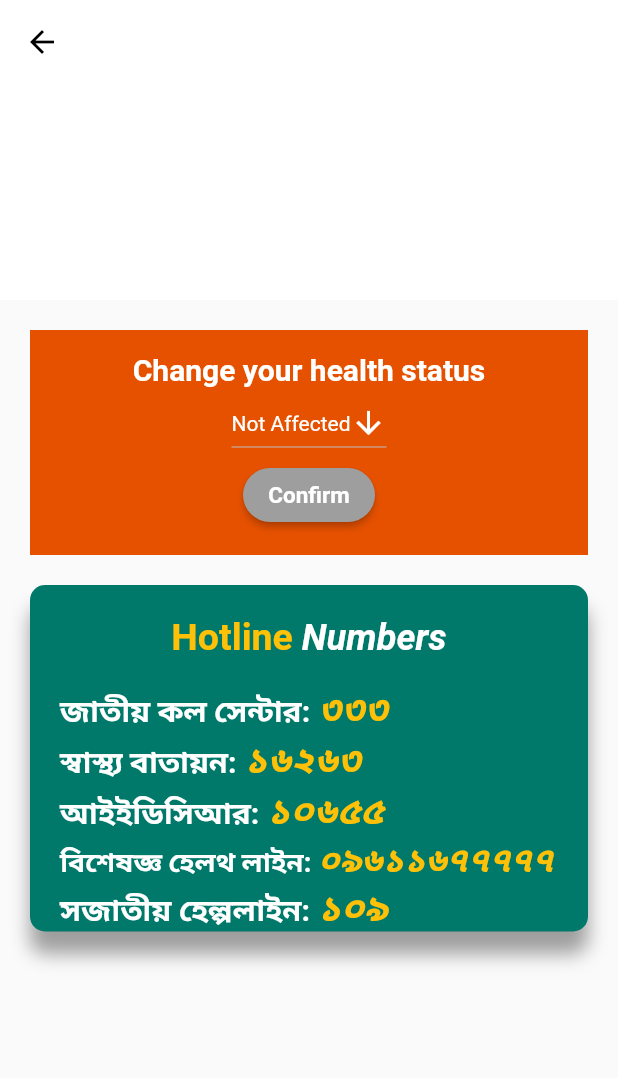
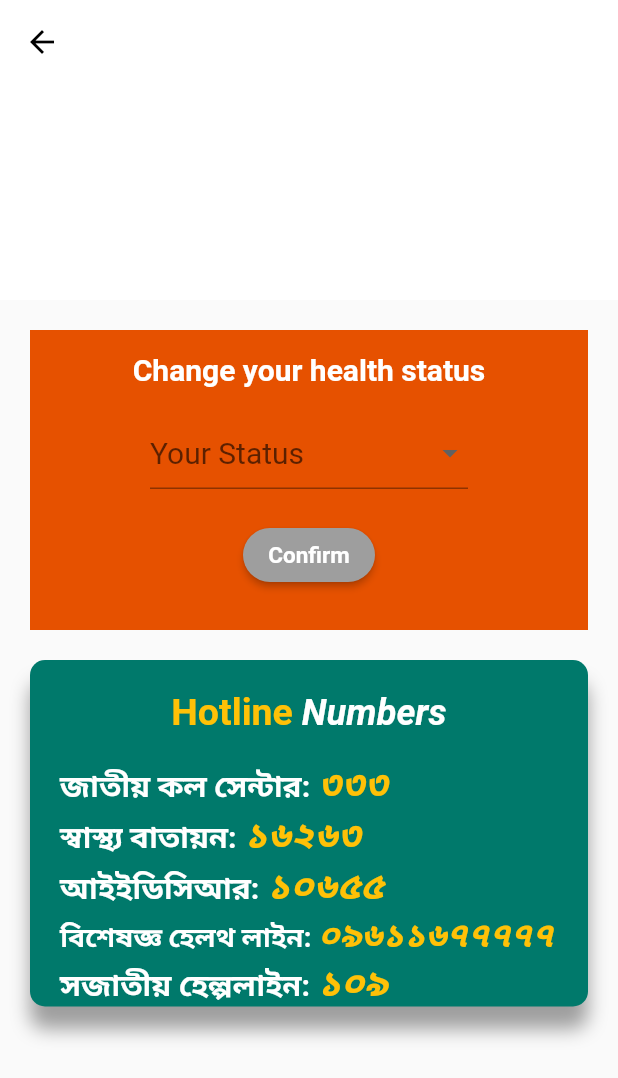
Before and after one commit to Iftiaz-Ahmed/COVID19-MobileApp, a Flutter app: the HomePage screen opened directly, after a tap on "Confirm", on a phone screen of 412 x 824 dp. Shown: the top 1078 px of the screen. Run offline on Flutter 3.47's test engine with Material 2 defaults, Android fonts, the light colour scheme and no system bars; our stand-ins replace curved_navigation_bar, firebase_auth, firebase_messaging, google_maps_flutter, location, shared_preferences and 1 more; missing offline and left inert: mysql1; accounts and stored records are empty.

Commit message:
checks existing user, status changeable from mobile app
Checks the input mobile number already registered in DB or not; if not present, then allows the user to continue with the signup. Sends HTTP request from the app to the server to change the status of the user upon their request from the app.

```diff
--- a/lib/globals.dart
+++ b/lib/globals.dart
@@ -1,3 +1,4 @@
 library my_prj.globals;
 
 int temp;
+int userExist;
--- a/lib/home.dart
+++ b/lib/home.dart
@@ -1,7 +1,10 @@
+import 'dart:convert';
+
 import 'package:flutter/material.dart';
 import 'package:firebase_messaging/firebase_messaging.dart';
 import 'package:shared_preferences/shared_preferences.dart';
 import 'mysql.dart';
+import 'package:http/http.dart' as http;
 
 class HomePage extends StatefulWidget{
   HomePage({Key key}) : super(key: key);
@@ -16,6 +19,7 @@ class _HomepageState extends State<HomePage> {
   String _status = '';
   String _msg = '';
   Color _c;
+  var selectedStatus='';
   var db = new Mysql();
   int _id;
 //  getting status on page initiate
@@ -52,6 +56,29 @@ class _HomepageState extends State<HomePage> {
 
     );
   }
+
+  Future<http.Response> updateStatus(String selectedStatus) async {
+    SharedPreferences prefs = await SharedPreferences.getInstance();
+    int _id = prefs.getInt("userID");
+    int _st = 0;
+    if (selectedStatus == "Affected"){
+      _st = 2;
+    } else{
+      _st = 4;
+    }
+    print("Status in http $_st");
+    return http.post(
+      'http://192.168.1.45:80/covid19/update.php',
+      headers: <String, String>{
+        'Content-Type': 'application/json; charset=UTF-8',
+      },
+      body: jsonEncode(<String, int>{
+        'uStatus': _st,
+        'uid': _id,
+      }),
+    );
+  }
+
 
   Future _getData() async{
     SharedPreferences prefs = await SharedPreferences.getInstance();
@@ -150,7 +177,7 @@ class _HomepageState extends State<HomePage> {
                       Container(
                         margin: const EdgeInsets.only(top: 20.0, left: 20.0, right: 20.0),
                         padding: const EdgeInsets.only(top: 15.0),
-                        height: 150.0,
+                        height: 200.0,
                         width: 400.0,
                         color: Colors.orange[900],
                         child: Column(
@@ -160,11 +187,49 @@ class _HomepageState extends State<HomePage> {
                               style: TextStyle(fontSize: 20.0, color: Colors.white, fontWeight: FontWeight.bold),
                             ),
 
-                            MyStatefulWidget(),
+                            Padding(
+                              padding: EdgeInsets.only(left: 80, right: 80, top: 20, bottom: 20),
+                              child: DropdownButtonFormField(
+                                hint: Text('Your Status'),
+                                onChanged: (value){
+                                  setState(() {
+                                    selectedStatus = value;
+                                  });
+                                },
+                                value:null,
+                                items:[
+                                  DropdownMenuItem(
+                                    value:'Affected',
+                                    child: Text(
+                                        'Affected',
+                                        style: TextStyle(
+                                          color: Colors.black,
+                                          fontSize: 20
+                                      ),
+                                    ),
+                                  ),
+                                  DropdownMenuItem(
+                                    value:'Recovered',
+                                    child: Text(
+                                      'Recovered',
+                                       style: TextStyle(
+                                          color: Colors.black,
+                                          fontSize: 20
+                                      ),
+                                    ),
+                                  ),
+                                ],
+                                style: TextStyle(
+
+                                  fontSize: 20
+                                ),
+                              ),
+                            ),
 
                             RaisedButton(
                               onPressed: () {
-                                print("clicked");
+                                print('$selectedStatus');
+                                updateStatus(selectedStatus);
                               },
                               shape: RoundedRectangleBorder(
                                   borderRadius: BorderRadius.circular(20.0)
@@ -382,39 +447,3 @@ class _HomepageState extends State<HomePage> {
   }
 
 }
-
-
-class MyStatefulWidget extends StatefulWidget {
-  MyStatefulWidget({Key key}) : super(key: key);
-
-  @override
-  _MyStatefulWidgetState createState() => _MyStatefulWidgetState();
-}
-
-class _MyStatefulWidgetState extends State<MyStatefulWidget> {
-  String dropdownValue = 'Not Affected';
-
-  @override
-  Widget build(BuildContext context) {
-    return DropdownButton<String>(
-      value: dropdownValue,
-      dropdownColor: Colors.orange[900],
-      icon: Icon(Icons.arrow_downward, color: Colors.white),
-      iconSize: 24,
-      elevation: 16,
-      style: TextStyle(color: Colors.white),
-      onChanged: (String newValue) {
-        setState(() {
-          dropdownValue = newValue;
-        });
-      },
-      items: <String>['Not Affected', 'Affected', 'Recovered']
-          .map<DropdownMenuItem<String>>((String value) {
-        return DropdownMenuItem<String>(
-          value: value,
-          child: Text(value),
-        );
-      }).toList(),
-    );
-  }
-}
--- a/lib/location/location_service.dart
+++ b/lib/location/location_service.dart
@@ -64,6 +64,7 @@ class LocationService{
   Future _saveData() async{
     SharedPreferences prefs = await SharedPreferences.getInstance();
     _id = prefs.getInt('userID');
+    if(_id > 0) {
       _getData();
       print("DB long: $_longtemp\nDB lat: $_lattemp\nDB alt: $_alttemp\n");
       print("long: $_long\nlat: $_lat\nalt: $_alt\n");
@@ -75,6 +76,7 @@ class LocationService{
         });
       } else {
         print("Same location, data not saved");
+      }
     }
   }
 
--- a/lib/main.dart
+++ b/lib/main.dart
@@ -25,14 +25,12 @@ Future<void> main() async {
 }
 
 class MyApp extends StatelessWidget {
-  bool _auth = false;
   void initState(){
     checkLoginStatus();
   }
   Future<void> checkLoginStatus() async {
     WidgetsFlutterBinding.ensureInitialized();
     SharedPreferences prefs = await SharedPreferences.getInstance();
-    _auth = prefs.getBool('auth');
   }
 
   static const String _title = 'Covid19 Around Us';
@@ -66,6 +64,7 @@ class _HomeState extends State<Home> {
   final HomePage _homepage = new HomePage();
   final RoutePage _routepage = new RoutePage();
   final StatPage _statpage = new StatPage();
+  static const Color transparent = Color(0x00000000);
 
   Widget _showPage = new MapPage();
 
@@ -122,7 +121,7 @@ class _HomeState extends State<Home> {
 
             bottomNavigationBar: CurvedNavigationBar(
                 color: Colors.cyan,
-                backgroundColor: Colors.white70,
+                backgroundColor: transparent,
                 height: 50.0,
                 items: <Widget>[
                     Icon(Icons.map, size: 30, color: Colors.white,),
--- a/pubspec.yaml
+++ b/pubspec.yaml
@@ -43,6 +43,8 @@ dependencies:
   provider: ^3.0.0
   location: ^3.0.2
   shared_preferences: ^0.5.7+3
+  flutter_spinkit: ^2.1.0
+  http: ^0.12.1
 
 dev_dependencies:
   flutter_test:
```
Also changed, not shown: lib/login/login.dart (+55 -6 lines), pubspec.lock. Lines whose indentation alone changed are shown as unchanged.
